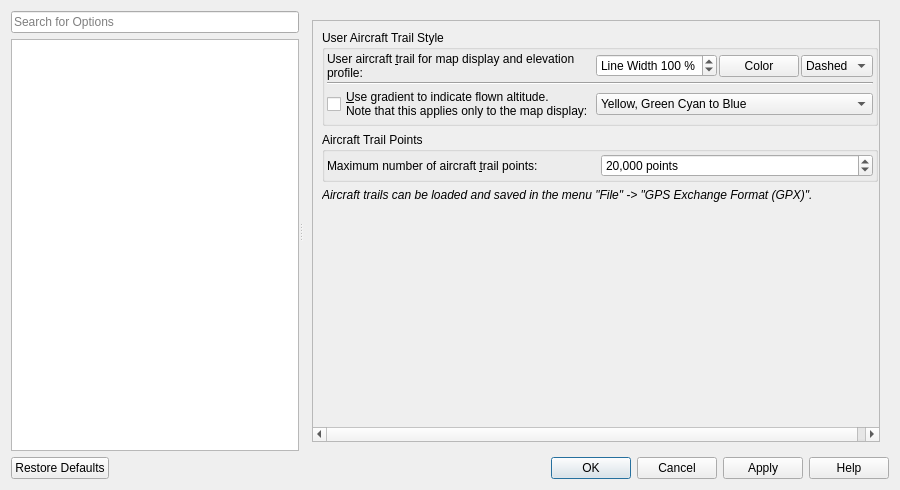
albar965/littlenavmap, file src/options/options.ui: the form before one commit.
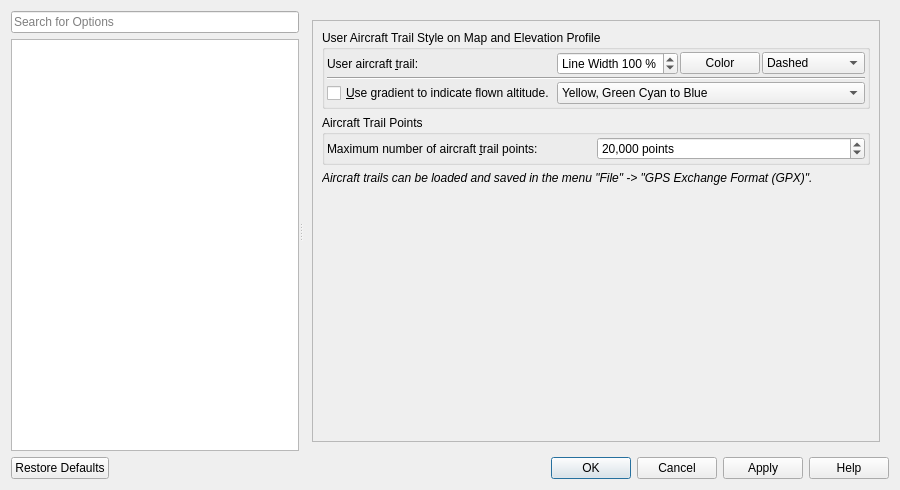
The form after the commit. The open tabs and pages were chosen to show the change. Icons and pictures are not drawn.

Commit message:
Trail gradient now also applied to elevation profile
Changed trail display options to apply to profile and map.

What changed in the file:
```diff
--- a/src/options/options.ui
+++ b/src/options/options.ui
@@ -4029,15 +4029,15 @@
             <rect>
              <x>0</x>
              <y>0</y>
-             <width>593</width>
-             <height>281</height>
+             <width>599</width>
+             <height>421</height>
             </rect>
            </property>
            <layout class="QVBoxLayout" name="verticalLayout_57">
             <item>
              <widget class="QGroupBox" name="groupBoxOptionsDisplay_2">
               <property name="title">
-               <string>User Aircraft Trail Style</string>
+               <string>User Aircraft Trail Style on Map and Elevation Profile</string>
               </property>
               <layout class="QGridLayout" name="gridLayout_48">
                <property name="leftMargin">
@@ -4129,7 +4129,7 @@
                <item row="13" column="0">
                 <widget class="QLabel" name="labelOptionsMapSizeTrail">
                  <property name="text">
-                  <string>User aircraft &amp;trail for map display and elevation profile:</string>
+                  <string>User aircraft &amp;trail:</string>
                  </property>
                  <property name="wordWrap">
                   <bool>true</bool>
@@ -4142,8 +4142,7 @@
                <item row="17" column="0">
                 <widget class="QCheckBox" name="checkBoxOptionsDisplayTrailGradient">
                  <property name="text">
-                  <string>&amp;Use gradient to indicate flown altitude.
-Note that this applies only to the map display:</string>
+                  <string>&amp;Use gradient to indicate flown altitude.</string>
                  </property>
                 </widget>
                </item>
```
Left out of the diff: 290 changed lines with no effect on the pictures. The commit also changes 2 other files.
